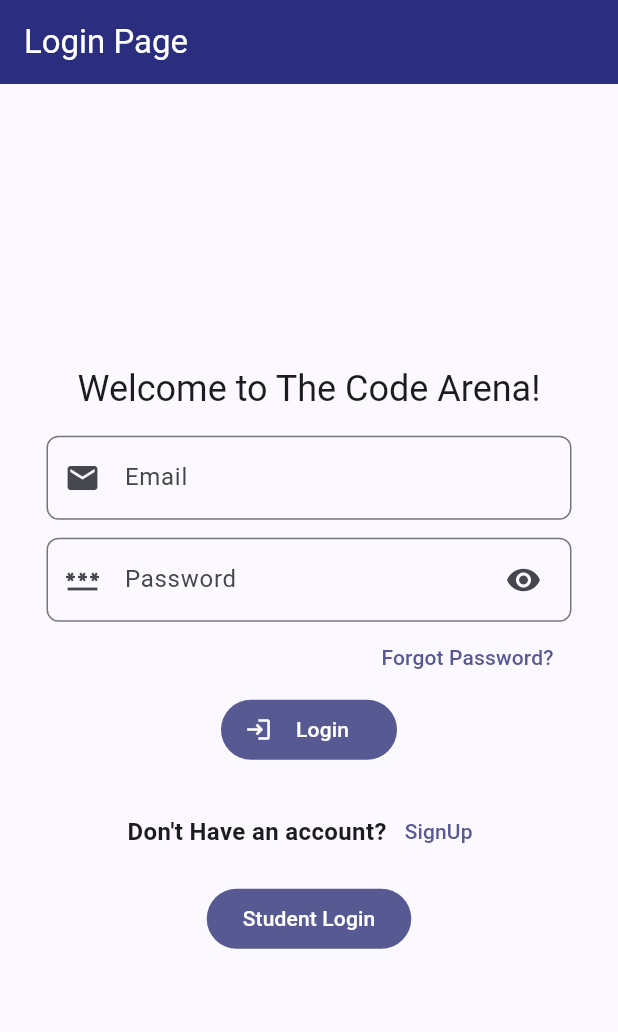
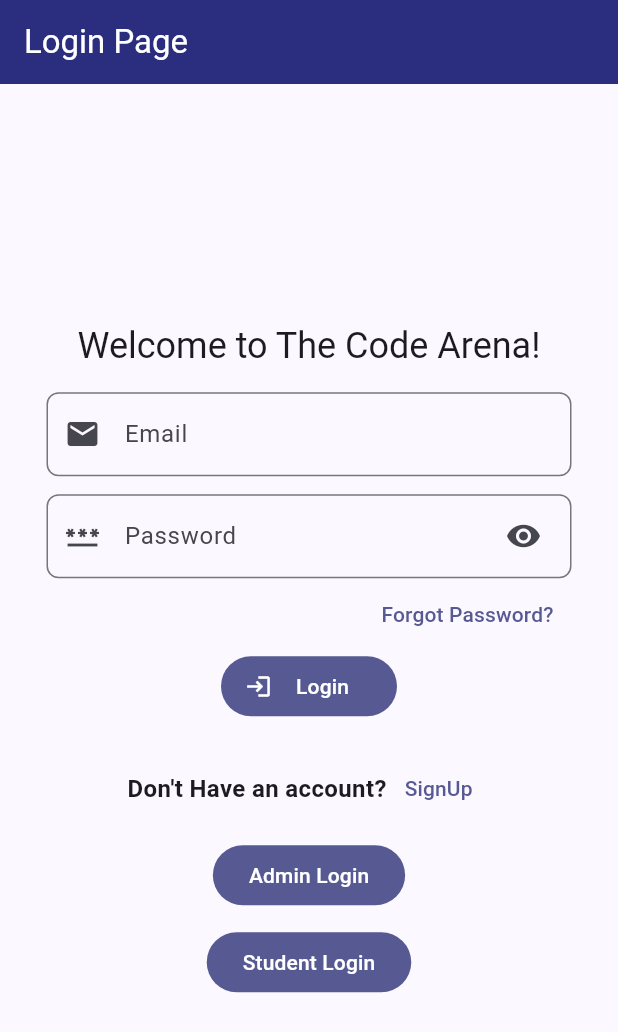
Before and after one commit to NirdeshGothania/mingo, a Flutter app: the screen it shows after launch, on a phone screen of 412 x 824 dp. Shown: the top 1032 px of the screen. Run offline on Flutter 3.47's test engine with Material 3 defaults, Android fonts, the phone set to English and light mode, and no system bars; our stand-ins replace cloud_firestore, file_picker, firebase_auth, firebase_core, firebase_storage, flutter_highlight and 1 more; missing offline and left inert: code_text_field, dart:html, flutter_quill, flutter_timer_countdown, fullscreen_window, highlight and 1 more; accounts and stored records are empty.

Commit message:
fixed some bugs

```diff
--- a/lib/loginPage.dart
+++ b/lib/loginPage.dart
@@ -220,36 +220,36 @@ class loginPage extends State<loginPage1> {
               const SizedBox(
                 height: 10,
               ),
-              // FilledButton(
-              //   onPressed: isLoading
-              //       ? null
-              //       : () {
-              //           String emailF = "cs21b1067@iiitr.ac.in";
-              //           String passwordF = '123456789';
+              FilledButton(
+                onPressed: isLoading
+                    ? null
+                    : () {
+                        String emailF = "cs21b1067@iiitr.ac.in";
+                        String passwordF = '123456789';
 
-              //           login(emailF, passwordF);
-              //         },
-              //   child: Stack(
-              //     alignment: Alignment.center,
-              //     children: [
-              //       if (!isLoading)
-              //         const Text(
-              //           'Admin Login',
-              //         ),
-              //       if (isLoading)
-              //         const SizedBox(
-              //           width: 20,
-              //           height: 20,
-              //           child: CircularProgressIndicator(
-              //             color: Colors.white,
-              //           ),
-              //         ),
-              //     ],
-              //   ),
-              // ),
-              // const SizedBox(
-              //   height: 10,
-              // ),
+                        login(emailF, passwordF);
+                      },
+                child: Stack(
+                  alignment: Alignment.center,
+                  children: [
+                    if (!isLoading)
+                      const Text(
+                        'Admin Login',
+                      ),
+                    if (isLoading)
+                      const SizedBox(
+                        width: 20,
+                        height: 20,
+                        child: CircularProgressIndicator(
+                          color: Colors.white,
+                        ),
+                      ),
+                  ],
+                ),
+              ),
+              const SizedBox(
+                height: 10,
+              ),
               FilledButton(
                 onPressed: isLoading
                     ? null
```
Also changed, not shown: lib/ContestPage.dart (+4 -4 lines), lib/signupPage.dart (+12 -0 lines), lib/studentPage.dart (+10 -3 lines).
